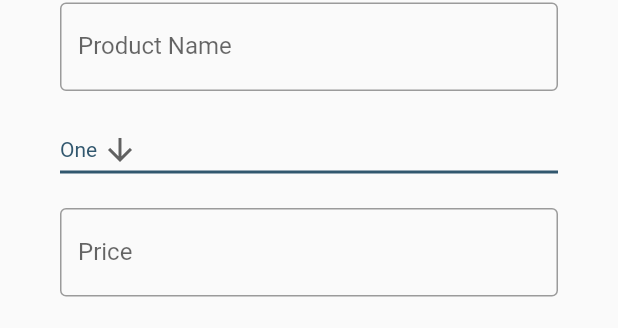
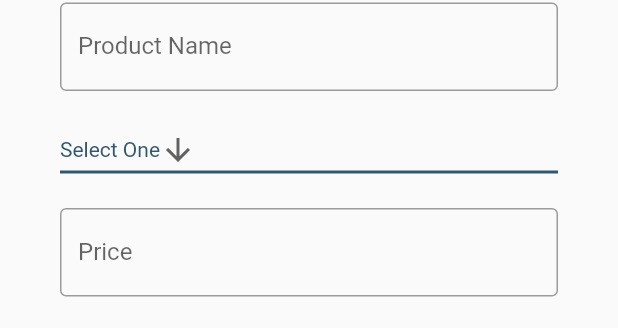
Before and after one commit to mehedihasan03/invoice_flutter_front_end, a Flutter app: the CreateProductPage widget shown alone on an empty page, opened directly, on a phone screen of 412 x 824 dp. Shown: the part 170-498 px from the top of the screen. Run offline on Flutter 3.47's test engine with Material 2 defaults, Android fonts, the phone set to English and light mode, and no system bars; our stand-ins replace date_time_picker, fluttertoast; accounts and stored records are empty; network calls fail.

Commit message:
add drop down

```diff
--- a/lib/helper/my_host_api.dart
+++ b/lib/helper/my_host_api.dart
@@ -1 +1 @@
-String host = "http://192.168.0.105:9988";
+String host = "http://192.168.98.47:9988";
--- a/lib/page/screen/create_product.dart
+++ b/lib/page/screen/create_product.dart
@@ -19,7 +19,7 @@ class CreateProductPage extends StatefulWidget {
 class _CreateProductPageState extends State<CreateProductPage> {
   final _http = HttpHelper();
   List<Category> categories = [];
-  String dropdownValue = 'One';
+  String dropdownValue = 'Select One';
 
   final _productNameController = TextEditingController();
   final _categoryNameController = TextEditingController();
@@ -67,15 +67,14 @@ class _CreateProductPageState extends State<CreateProductPage> {
                     dropdownValue = newValue!;
                   });
                 },
-              items: <String>['One', 'Two', 'Free', 'Four']
+                items: <String>['Select One', 'Two', 'Free', 'Four']
                     .map<DropdownMenuItem<String>>((String value) {
                   return DropdownMenuItem<String>(
                     value: value,
                     child: Text(value),
                   );
                 }).toList(),
-            )
-          ),
+              )),
           Container(
             padding: const EdgeInsets.fromLTRB(30, 15, 30, 0),
             child: TextField(
@@ -94,12 +93,10 @@ class _CreateProductPageState extends State<CreateProductPage> {
               padding: const EdgeInsets.fromLTRB(10, 0, 10, 0),
               child: ElevatedButton(
                 style: ElevatedButton.styleFrom(
-                    primary: Color.fromRGBO(49, 87, 110, 1.0)
-                ),
+                    primary: Color.fromRGBO(49, 87, 110, 1.0)),
                 child: const Text(
                   'Add',
-                  style:
-                  TextStyle(fontSize: 20.0, fontWeight: FontWeight.w900),
+                  style: TextStyle(fontSize: 20.0, fontWeight: FontWeight.w900),
                 ),
                 onPressed: () {
                   print(_productNameController.text);
@@ -114,13 +111,12 @@ class _CreateProductPageState extends State<CreateProductPage> {
   }
 
   Future<void> addProduct() async {
-
     String productName = _productNameController.value.text;
     String categoryName = _categoryNameController.value.text;
-    double price =  double.parse(_priceController.value.text);
+    double price = double.parse(_priceController.value.text);
 
-
-    var model = AddProduct(pname: productName, cname: categoryName, price: price);
+    var model =
+        AddProduct(pname: productName, cname: categoryName, price: price);
     String _body = jsonEncode(model.toMap());
 
     try {
```
Lines whose indentation alone changed are shown as unchanged.
